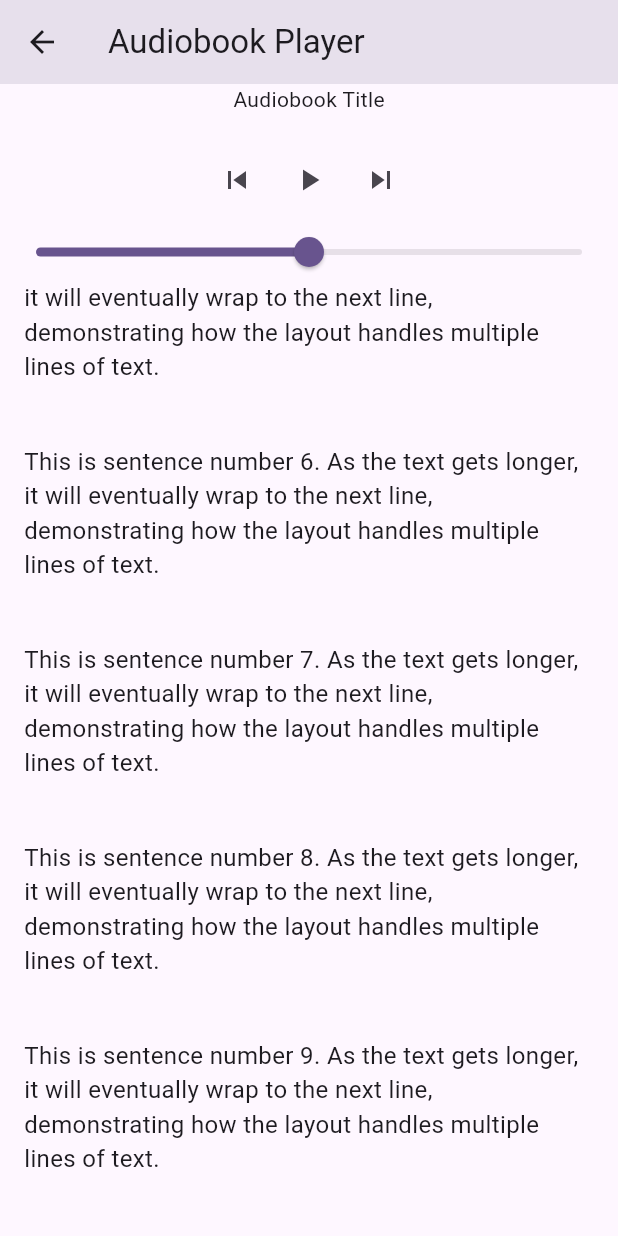
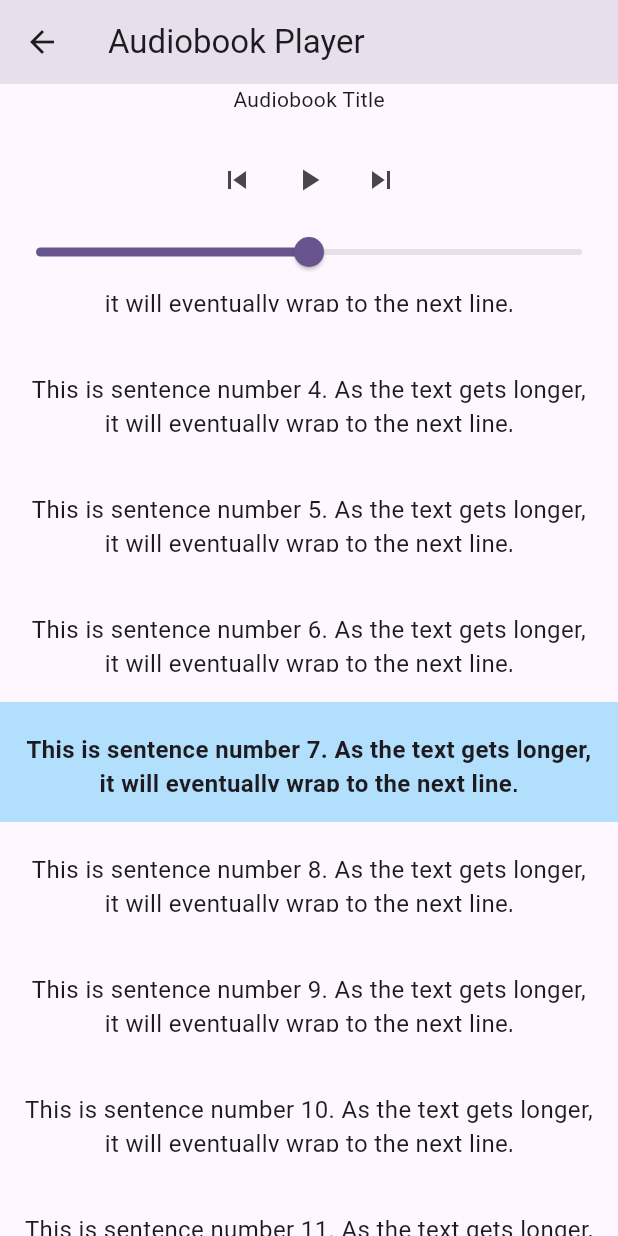
Before and after one commit to kenDRoger/page-to-play, a Flutter app: the AudiobookPlayerScreen screen opened by its route, scrolled down 576 dp, after a tap on the "skip previous" icon, on a phone screen of 412 x 824 dp. Run offline on Flutter 3.47's test engine with Material 3 defaults, Android fonts, the phone set to English and light mode, and no system bars; our stand-ins replace cloud_firestore, file_picker, firebase_core; missing offline and left inert: epubx, read_pdf_text; accounts and stored records are empty.

Commit message:
Initial adjustment for audioplayer(good)

```diff
--- a/lib/screens/audiobook_player_screen.dart
+++ b/lib/screens/audiobook_player_screen.dart
@@ -2,7 +2,7 @@
 import 'package:flutter/material.dart';
 
 void main() {
-  runApp(MaterialApp(home: AudiobookPlayerScreen()));
+  runApp(const MaterialApp(home: AudiobookPlayerScreen()));
 }
 
 class AudiobookPlayerScreen extends StatefulWidget {
@@ -20,15 +20,43 @@ class _AudiobookPlayerScreenState extends State<AudiobookPlayerScreen> {
         'it will eventually wrap to the next line, demonstrating how the layout handles multiple lines of text.',
   );
   final ScrollController _scrollController = ScrollController();
+  final double _itemHeight = 80.0; // Using a fixed height for each item
 
-  void _scrollToCurrentSentence() {
-    // In a real app, you'd calculate the exact scroll position.
-    // For this example, we'll just jump to the item.
+  @override
+  void initState() {
+    super.initState();
+    _scrollController.addListener(_onScroll);
+  }
+
+  void _onScroll() {
+    if (!_scrollController.position.hasPixels) return;
+
+    final newIndex = (_scrollController.offset / _itemHeight).round();
+
+    if (newIndex != _currentSentenceIndex && newIndex >= 0 && newIndex < _sentences.length) {
+      setState(() {
+        _currentSentenceIndex = newIndex;
+      });
+    }
+  }
+
+  void _scrollToIndex(int index) {
+    if (!_scrollController.position.hasPixels) return;
+
+    final targetOffset = index * _itemHeight;
+
     _scrollController.animateTo(
-      _currentSentenceIndex * 60.0, // Assuming a fixed item height for simplicity
-      duration: const Duration(milliseconds: 500),
+      targetOffset.clamp(0, _scrollController.position.maxScrollExtent),
+      duration: const Duration(milliseconds: 300),
       curve: Curves.easeInOut,
     );
+  }
+
+  @override
+  void dispose() {
+    _scrollController.removeListener(_onScroll);
+    _scrollController.dispose();
+    super.dispose();
   }
 
   @override
@@ -49,10 +77,7 @@ class _AudiobookPlayerScreenState extends State<AudiobookPlayerScreen> {
                 icon: const Icon(Icons.skip_previous),
                 onPressed: () {
                   if (_currentSentenceIndex > 0) {
-                    setState(() {
-                      _currentSentenceIndex--;
-                      _scrollToCurrentSentence();
-                    });
+                    _scrollToIndex(_currentSentenceIndex - 1);
                   }
                 },
               ),
@@ -66,10 +91,7 @@ class _AudiobookPlayerScreenState extends State<AudiobookPlayerScreen> {
                 icon: const Icon(Icons.skip_next),
                 onPressed: () {
                   if (_currentSentenceIndex < _sentences.length - 1) {
-                    setState(() {
-                      _currentSentenceIndex++;
-                      _scrollToCurrentSentence();
-                    });
+                    _scrollToIndex(_currentSentenceIndex + 1);
                   }
                 },
               ),
@@ -80,28 +102,31 @@ class _AudiobookPlayerScreenState extends State<AudiobookPlayerScreen> {
             onChanged: (value) {},
           ),
           Expanded(
-            child: ListView.builder(
+            child: LayoutBuilder(
+              builder: (context, constraints) {
+                final viewportHeight = constraints.maxHeight;
+                final verticalPadding = (viewportHeight / 2) - (_itemHeight / 2);
+
+                return ListView.builder(
                   controller: _scrollController,
                   itemCount: _sentences.length,
+                  itemExtent: _itemHeight, // Enforce a fixed height for each item
+                  padding: EdgeInsets.symmetric(vertical: verticalPadding > 0 ? verticalPadding : 0),
                   itemBuilder: (context, index) {
                     final isSelected = index == _currentSentenceIndex;
-                return GestureDetector(
-                  onTap: () {
-                    setState(() {
-                      _currentSentenceIndex = index;
-                    });
-                  },
-                  child: Container(
-                    color: isSelected ? Colors.lightBlue.withValues(alpha:0.3) : Colors.transparent,
+                    return Container(
+                      color: isSelected ? Colors.lightBlue.withOpacity(0.3) : Colors.transparent,
                       padding: const EdgeInsets.symmetric(vertical: 20.0, horizontal: 16.0),
                       child: Text(
                         _sentences[index],
+                        textAlign: TextAlign.center,
                         style: TextStyle(
                           fontSize: 16,
                           fontWeight: isSelected ? FontWeight.bold : FontWeight.normal,
                         ),
                       ),
-                  ),
+                    );
+                  },
                 );
               },
             ),
```
Lines whose indentation alone changed are shown as unchanged.
